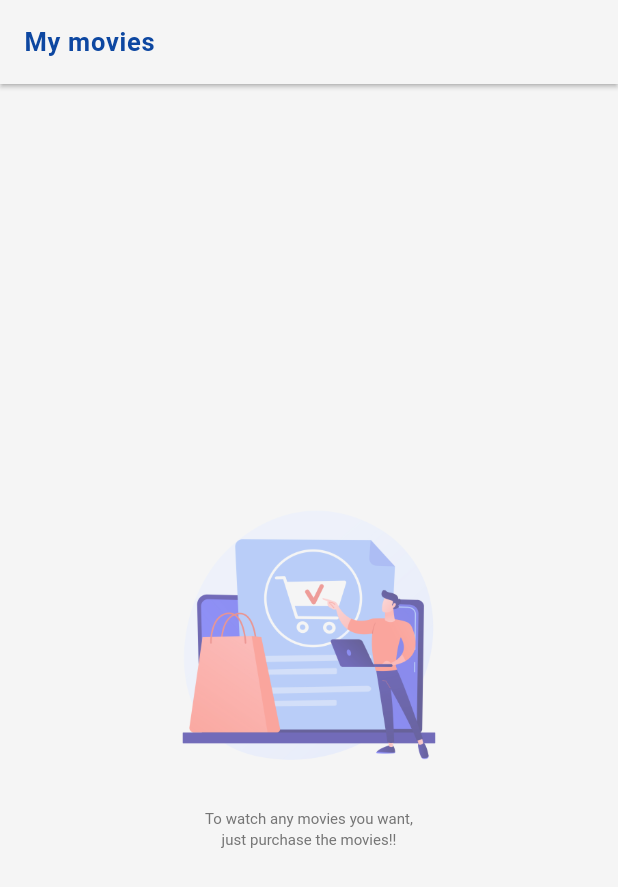
After one commit to Movie-Cinema-ERa/CloneMovieAppWithFlutter, a Flutter app: the PurchasedMovies screen opened directly, on a phone screen of 412 x 824 dp. The commit adds this screen. Shown: the top 887 px of the screen. Run offline on Flutter 3.47's test engine with Material 2 defaults, Android fonts, the light colour scheme and no system bars; our stand-ins replace carousel_slider, chewie, firebase_auth, firebase_core, flutter_dotenv, flutter_rating_bar and 8 more; missing offline and left inert: flutter_khalti; accounts and stored records are empty; network calls fail.

Commit message:
upto display transac videos

```diff
--- a/lib/Controllers/buttom_navbar_controller.dart
+++ b/lib/Controllers/buttom_navbar_controller.dart
@@ -1,6 +1,7 @@
 import 'package:flutter/material.dart';
 import 'package:flutter_project/Screens/Favorite_screen.dart';
 import 'package:flutter_project/Screens/Home_screen.dart';
+import 'package:flutter_project/Screens/purchased_Movies.dart';
 import 'package:get/get.dart';
 
 class ButtonNavBarController extends GetxController {
@@ -9,7 +10,7 @@ class ButtonNavBarController extends GetxController {
   List<Widget> pages = [
     HomeScreen(),
     FavoriteScreen(),
-    HomeScreen(),
+    PurchasedMovies(),
   ];
 
   List<BottomNavigationBarItem> items = [
@@ -18,6 +19,8 @@ class ButtonNavBarController extends GetxController {
     BottomNavigationBarItem(
         icon: Icon(Icons.favorite), label: "Favorite", tooltip: "Favorite"),
     BottomNavigationBarItem(
-        icon: Icon(Icons.person), label: "Profile", tooltip: "Profile"),
+        icon: Icon(Icons.movie_filter),
+        label: "My movies",
+        tooltip: "My movies"),
   ];
 }
--- /dev/null
+++ b/lib/Controllers/purchased_movies_controller.dart
@@ -0,0 +1,27 @@
+import 'package:flutter/material.dart';
+import 'package:flutter_project/Models/purchased_movies_model.dart';
+import 'package:flutter_project/Services/ServicesApi.dart';
+import 'package:font_awesome_flutter/font_awesome_flutter.dart';
+import 'package:get/get.dart';
+
+class PurchasedMoviesControllers extends GetxController {
+  PurchasedMoviesModel? purchasedMoviesModel;
+  bool isLoading = false;
+  purchasedMovies({String? userId, String? favToken}) async {
+    try {
+      ServicesApi.purchasedMoviesApi(userId: userId, favoriteToken: favToken)
+          .then((response) {
+        if (response!.status == 200) {
+          isLoading = true;
+          purchasedMoviesModel = response;
+          update();
+        } else {
+          isLoading = false;
+          update();
+        }
+      });
+    } catch (e) {
+      print(e.toString());
+    }
+  }
+}
--- a/lib/Screens/Favorite_screen.dart
+++ b/lib/Screens/Favorite_screen.dart
@@ -3,6 +3,7 @@ import 'package:flutter/services.dart';
 import 'package:flutter_project/Controllers/Movies_details_controller.dart';
 import 'package:flutter_project/Controllers/favourite_list_controller.dart';
 import 'package:flutter_project/Controllers/login_controller.dart';
+import 'package:flutter_project/Screens/Movies_details_screen.dart';
 import 'package:flutter_project/helpers/ApiClient.dart';
 import 'package:get/get.dart';
 
@@ -76,6 +77,10 @@ class FavoriteScreen extends StatelessWidget {
                           .favouriteListModel.value.content!.length,
                       itemBuilder: (BuildContext context, int index) {
                         return ListTile(
+                          onTap: () => Get.to(() => MoviesDetailsScreen(
+                                favouriteModel: favouriteListController
+                                    .favouriteListModel.value.content![index],
+                              )),
                           visualDensity:
                               VisualDensity(horizontal: -4, vertical: 0),
                           dense: true,
--- /dev/null
+++ b/lib/Screens/purchased_Movies.dart
@@ -0,0 +1,142 @@
+import 'package:flutter/material.dart';
+import 'package:flutter_project/Controllers/Movies_details_controller.dart';
+import 'package:flutter_project/Controllers/login_controller.dart';
+import 'package:flutter_project/Controllers/purchased_movies_controller.dart';
+import 'package:flutter_project/Screens/Movies_details_screen.dart';
+import 'package:flutter_project/helpers/ApiClient.dart';
+import 'package:get/get.dart';
+
+class PurchasedMovies extends StatelessWidget {
+  PurchasedMovies({Key? key}) : super(key: key);
+  final PurchasedMoviesControllers purchasedMoviesControllers =
+      Get.put(PurchasedMoviesControllers());
+  final MoviesDetailsController moviesDetailsController =
+      Get.put(MoviesDetailsController());
+  final LoginController loginController = Get.find<LoginController>();
+
+  @override
+  Widget build(BuildContext context) {
+    return Scaffold(
+      backgroundColor: Colors.grey[100],
+      appBar: AppBar(
+        backgroundColor: Colors.grey[100],
+        elevation: 1.2,
+        title: Text(
+          "My movies",
+          style: TextStyle(
+              fontSize: 17,
+              fontWeight: FontWeight.bold,
+              letterSpacing: 0.5,
+              color: Colors.blue.shade900),
+        ),
+      ),
+      body: GetBuilder<PurchasedMoviesControllers>(
+        builder: (controller) {
+          controller.purchasedMovies(
+              userId: moviesDetailsController.userId ??
+                  loginController.firebaseAuth.currentUser!.uid,
+              favToken: moviesDetailsController.favoriteToken ??
+                  loginController.firebaseAuth.currentUser!.uid);
+          return controller.isLoading == false
+              ? Center(
+                  child: Column(
+                    mainAxisAlignment: MainAxisAlignment.center,
+                    children: [
+                      Opacity(
+                        opacity: 0.6,
+                        child: Image(
+                          height: 220,
+                          width: 220,
+                          image:
+                              AssetImage("assets/images/purchased_movies.png"),
+                        ),
+                      ),
+                      SizedBox(
+                        height: 5,
+                      ),
+                      RichText(
+                        textAlign: TextAlign.center,
+                        text: TextSpan(
+                            text: "To watch any movies you want,",
+                            style: TextStyle(
+                                color: Colors.grey[600], fontSize: 10),
+                            children: [
+                              TextSpan(
+                                text: "\njust purchase the movies!!",
+                              )
+                            ]),
+                      )
+                    ],
+                  ),
+                )
+              : Container(
+                  margin: EdgeInsets.only(top: 13),
+                  padding: EdgeInsets.only(
+                      left: Get.width * 0.06, right: Get.width * 0.06),
+                  child: GridView.builder(
+                    gridDelegate:
+                        const SliverGridDelegateWithFixedCrossAxisCount(
+                      crossAxisSpacing: 15,
+                      mainAxisSpacing: 15,
+                      childAspectRatio: 0.71,
+                      crossAxisCount: 2,
+                    ),
+                    itemCount: controller.purchasedMoviesModel!.content!.length,
+                    itemBuilder: (BuildContext context, int index) {
+                      return GestureDetector(
+                        onTap: () => Get.to(
+                          () => MoviesDetailsScreen(),
+                        ),
+                        child: Container(
+                          decoration: BoxDecoration(
+                            borderRadius: BorderRadius.circular(7),
+                            color: Colors.white,
+                          ),
+                          child: Column(
+                            children: [
+                              Container(
+                                margin: EdgeInsets.only(top: 8, bottom: 7),
+                                height: 150,
+                                width: 112,
+                                child: ClipRRect(
+                                  borderRadius: BorderRadius.circular(8),
+                                  child: Hero(
+                                    tag: controller.purchasedMoviesModel!
+                                        .content![index].moviesId
+                                        .toString(),
+                                    child: Image.network(
+                                      controller.purchasedMoviesModel!
+                                                  .content![index].aPoster !=
+                                              null
+                                          ? ApiClients.moviesPoster +
+                                              controller.purchasedMoviesModel!
+                                                  .content![index].aPoster
+                                                  .toString()
+                                          : "https://encrypted-tbn0.gstatic.com/images?q=tbn:ANd9GcR0w-e7TtEvdRf9nkID8bQw40NxvYtGcjSNmylL4ElvAAfHjrXs5QD8xuQ-nCpckYqkTSKSP9tXElc&usqp=CAU",
+                                      fit: BoxFit.cover,
+                                    ),
+                                  ),
+                                ),
+                              ),
+                              Text(
+                                controller
+                                    .purchasedMoviesModel!.content![index].aName
+                                    .toString(),
+                                style: TextStyle(
+                                  color: Colors.grey[600],
+                                  fontSize: 12,
+                                  letterSpacing: 0.3,
+                                ),
+                              ),
+                            ],
+                          ),
+                        ),
+                      );
+                    },
+                  ),
+                );
+        },
+      ),
+    );
+  }
+}
--- a/lib/Services/ServicesApi.dart
+++ b/lib/Services/ServicesApi.dart
@@ -9,6 +9,7 @@ import 'package:flutter_project/Models/deleteReview_model.dart';
 import 'package:flutter_project/Models/favorite_movie_list_model.dart';
 import 'package:flutter_project/Models/khalti_check_payment_model.dart';
 import 'package:flutter_project/Models/movies_model.dart';
+import 'package:flutter_project/Models/purchased_movies_model.dart';
 import 'package:flutter_project/Models/signUp_model.dart';
 import 'package:flutter_project/helpers/ApiClient.dart';
 import 'package:http/http.dart' as http;
@@ -366,4 +367,33 @@ class ServicesApi {
       print(e.toString());
     }
   }
+
+//Api purchased movies
+  static Future<PurchasedMoviesModel?> purchasedMoviesApi({
+    String? favoriteToken,
+    String? userId,
+  }) async {
+    try {
+      Map<String, dynamic> data = {
+        "uid": userId,
+        "otoken": favoriteToken,
+      };
+      var url = Uri.parse(ApiClients.baseUrl + ApiClients.moviesPurchased);
+      var response = await http.post(
+        url,
+        body: data,
+        headers: {
+          HttpHeaders.contentTypeHeader: "application/x-www-form-urlencoded"
+        },
+      );
+
+      if (response.statusCode == 200) {
+        return purchasedMoviesModelFromJson(response.body);
+      } else {
+        return null;
+      }
+    } catch (e) {
+      print(e.toString());
+    }
+  }
 }
--- a/lib/helpers/ApiClient.dart
+++ b/lib/helpers/ApiClient.dart
@@ -17,4 +17,5 @@ class ApiClients {
   static String checkoutKhaltiPay = "Khalti_status.php";
   static String verifyKhalti = "https://khalti.com/api/v2/payment/verify/";
   static String addPaymentToDatabase = "add-Khalti.php";
+  static String moviesPurchased = "transacted_movies_list.php";
 }
```
Also changed, not shown: lib/Controllers/favourite_list_controller.dart (+13 -1 lines), lib/Models/purchased_movies_model.dart (added, +106 -0 lines), lib/Screens/Movies_details_screen.dart (+52 -49 lines), assets/images/purchased_movies.png (added).
